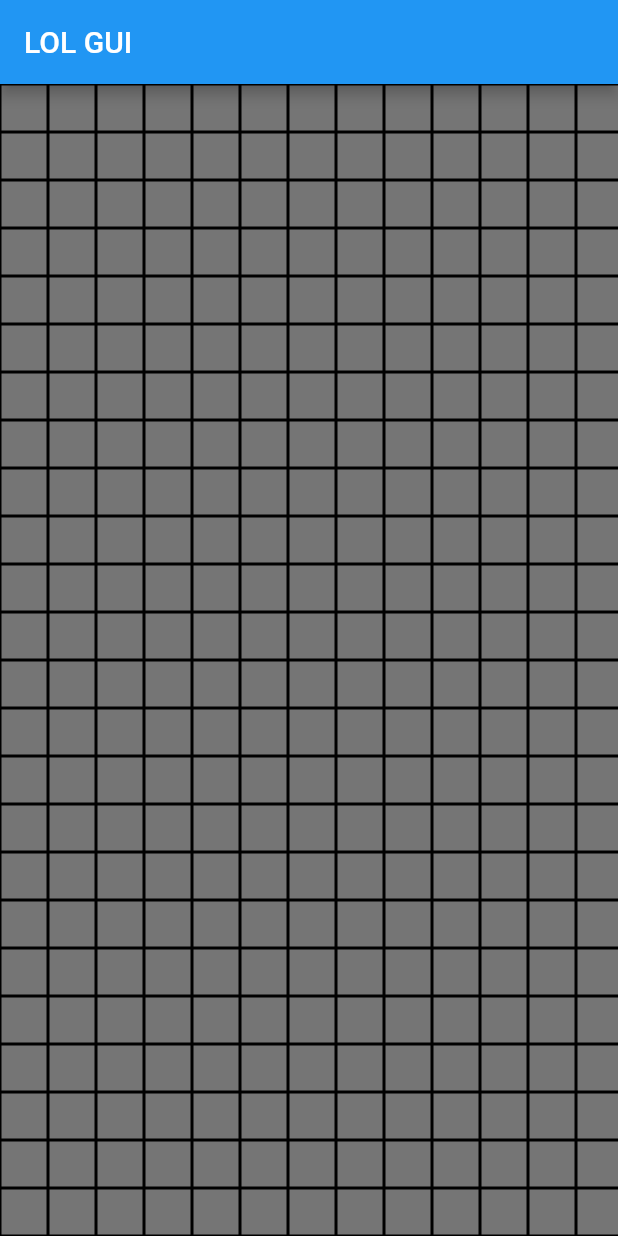
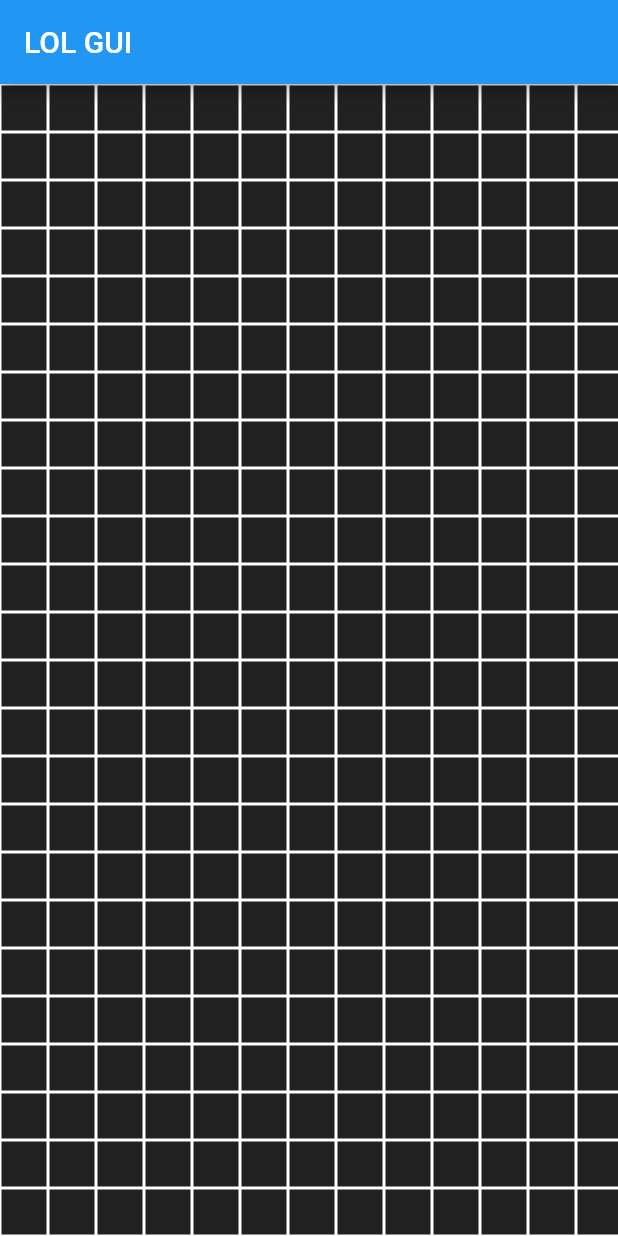
Before and after one commit to gregvoigts/game_server, a Flutter app: the screen it shows after launch, on a phone screen of 412 x 824 dp. Run offline on Flutter 3.47's test engine with Material 2 defaults, Android fonts, the phone set to English and light mode, and no system bars; missing offline and left inert: dart:ffi; statements that could not run were skipped.

Commit message:
change gui colors

```diff
--- a/gui/lib/entity.dart
+++ b/gui/lib/entity.dart
@@ -14,13 +14,13 @@ class EntityView extends StatelessWidget {
     if (entity != null) {
       var health = entity!.health * 1.0 / entity!.maxHealth;
       if (health < 0.3) {
-        return Colors.red;
+        return Colors.redAccent.shade700;
       }
       if (health < 0.7) {
-        return Colors.orange;
+        return Colors.orange.shade700;
       }
     }
-    return Colors.green;
+    return Colors.lightGreenAccent.shade400;
   }
 
   String getIdentifier() {
--- a/gui/lib/main.dart
+++ b/gui/lib/main.dart
@@ -19,7 +19,7 @@ class MyApp extends StatelessWidget {
       title: 'Other LOL',
       theme: ThemeData(
         primarySwatch: Colors.blue,
-        scaffoldBackgroundColor: Colors.black54,
+        scaffoldBackgroundColor: Colors.grey.shade900,
       ),
       home: MyHomePage(),
     );
@@ -115,8 +115,7 @@ class _MyHomePageState extends State<MyHomePage> implements Observer {
                       var entity = widget.manager.state?.field[y][x];
                       return Container(
                         decoration: BoxDecoration(
-                          border: Border.all(),
-                        ),
+                            border: Border.all(color: Colors.white)),
                         child: EntityView(
                           entity: entity,
                           manager: widget.manager,
@@ -131,6 +130,7 @@ class _MyHomePageState extends State<MyHomePage> implements Observer {
                       width: 500,
                       child: TextField(
                         controller: controller,
+                        style: const TextStyle(color: Colors.white),
                       )),
                   ElevatedButton(
                     onPressed: sendCommand,
```
